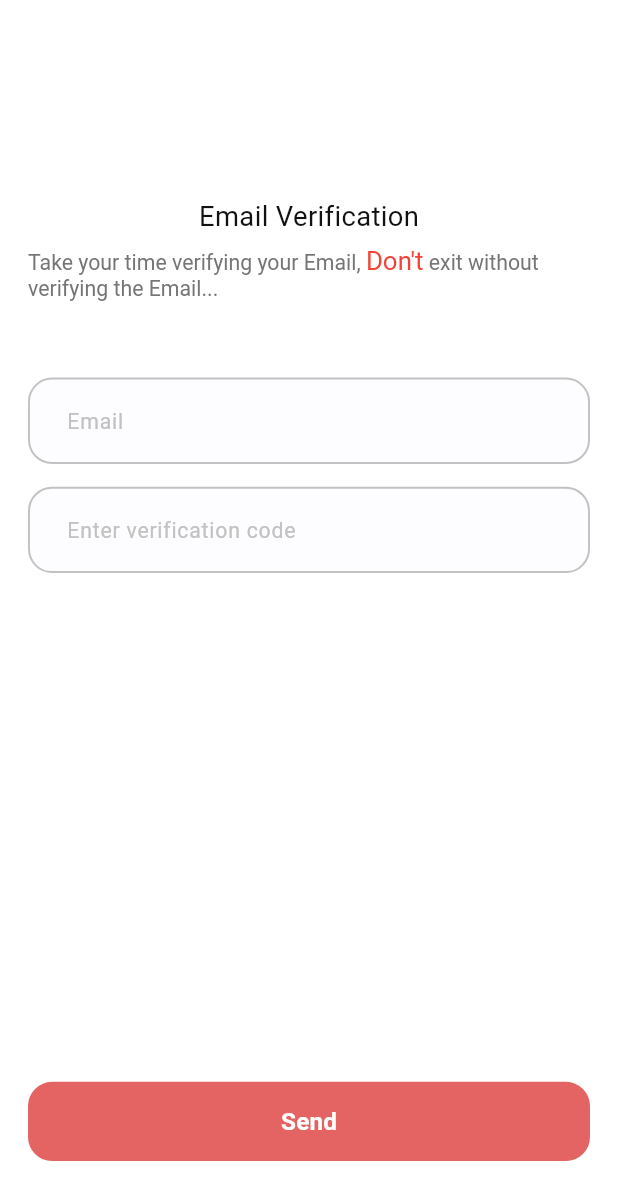
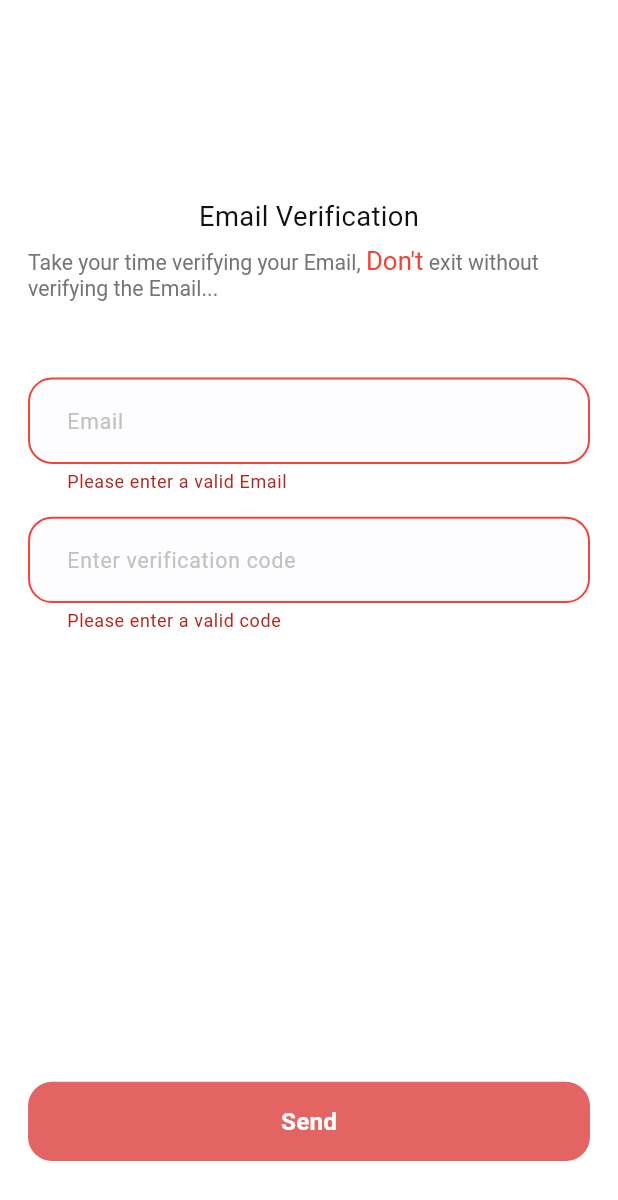
Before and after one commit to AhmedRamy20/MedCare_grad, a Flutter app: the EmailVerificationScreen screen opened by its route, after a tap on "Send", on a phone screen of 412 x 824 dp. Shown: the top 1200 px of the screen. Run offline on Flutter 3.47's test engine with Material 3 defaults, Android fonts, the phone set to English and light mode, and no system bars; our stand-ins replace bubble, carousel_slider, curved_navigation_bar, dio, flutter_bloc, flutter_screenutil and 4 more; accounts and stored records are empty.

Commit message:
email verification

```diff
--- a/lib/core/networking/endpoints.dart
+++ b/lib/core/networking/endpoints.dart
@@ -2,6 +2,7 @@ class EndPoints {
   static String baseUrl = "http://DawayaHealthCare.somee.com/";
   static String signIn = "api/Account/Login";
   static String signUp = "api/Account/Register";
+  static String verifyEmail = "api/Account/Verify-Email";
 }
 
 class ApiKey {
@@ -9,6 +10,7 @@ class ApiKey {
   static String errorMessage = "message";
   static String email = "email";
   static String password = "password";
+  static String verificationCode = "verificationCode";
   // static String name = "displayName";
   static String name = "unique_name";
   static String displayName = "displayName";
--- a/lib/core/routing/app_router.dart
+++ b/lib/core/routing/app_router.dart
@@ -15,6 +15,7 @@ import 'package:medical_app/features/login/ui/login_screen.dart';
 import 'package:medical_app/features/onboarding/onboarding_screens.dart';
 import 'package:medical_app/features/sign_up/logic/cubit/sign_up_cubit.dart';
 import 'package:medical_app/features/sign_up/ui/sign_up_screen.dart';
+import 'package:medical_app/features/verify_email/logic/cubit/verify_email_cubit.dart';
 import 'package:medical_app/features/verify_email/ui/email_verification_screen.dart';
 
 class AppRouter {
@@ -48,7 +49,10 @@ class AppRouter {
         );
       case Routes.emailVerification:
         return MaterialPageRoute(
-          builder: (_) => const EmailVerificationScreen(),
+          builder: (_) => BlocProvider<VerifyEmailCubit>(
+            create: (context) => VerifyEmailCubit(), //! DioConsumer(dio: Dio())
+            child: const EmailVerificationScreen(),
+          ),
         );
       case Routes.otpScreen:
         return MaterialPageRoute(
--- /dev/null
+++ b/lib/features/verify_email/logic/cubit/verify_email_cubit.dart
@@ -0,0 +1,54 @@
+import 'package:dio/dio.dart';
+import 'package:flutter/material.dart';
+import 'package:flutter_bloc/flutter_bloc.dart';
+
+import 'package:medical_app/features/verify_email/logic/cubit/verify_email_state.dart';
+
+class VerifyEmailCubit extends Cubit<VerifyEmailState> {
+  VerifyEmailCubit() : super(VerifyEmailInitial());
+
+  // final ApiConsumer api;
+  final Dio dio = Dio();
+
+  //verification email controller
+  TextEditingController verifyEmail = TextEditingController();
+  //verification Code controller
+  TextEditingController verificationCode = TextEditingController();
+  //verification email form controller
+  GlobalKey<FormState> verifyKey = GlobalKey();
+
+  //* Login request
+  verifyEmailRequest() async {
+    try {
+      final response = await dio.post(
+        "http://DawayaHealthCare.somee.com/api/Account/Verify-Email",
+        data: {
+          "email": verifyEmail.text,
+          "verificationCode": verificationCode.text,
+        },
+      );
+
+      if (response.data == "Email Verification") {
+        emit(VerifyEmailSuccess());
+      } else {
+        emit(VerifyEmailFailure(errorMsg: "Failed to verify email"));
+      }
+    } on DioError catch (e) {
+      if (e.response != null) {
+        print('Server responded with ${e.response!.statusCode}');
+        print('Response data: ${e.response!.data}');
+        emit(VerifyEmailFailure(
+            errorMsg: "${e.response!.data}")); //Failed to verify email:
+      } else {
+        print('Network error: ${e.message}');
+        emit(VerifyEmailFailure(
+            errorMsg: "Failed to verify email: Network error"));
+        // emit(VerifyEmailSuccess());
+      }
+    } catch (e) {
+      print('Error: $e');
+      emit(VerifyEmailFailure(
+          errorMsg: "Failed to verify email: Unexpected error"));
+    }
+  }
+}
--- /dev/null
+++ b/lib/features/verify_email/logic/cubit/verify_email_state.dart
@@ -0,0 +1,13 @@
+class VerifyEmailState {}
+
+final class VerifyEmailInitial extends VerifyEmailState {}
+
+final class VerifyEmailSuccess extends VerifyEmailState {}
+
+final class VerifyEmailLoading extends VerifyEmailState {}
+
+final class VerifyEmailFailure extends VerifyEmailState {
+  final String errorMsg;
+
+  VerifyEmailFailure({required this.errorMsg});
+}
--- a/lib/features/verify_email/ui/email_verification_screen.dart
+++ b/lib/features/verify_email/ui/email_verification_screen.dart
@@ -1,9 +1,15 @@
 import 'package:flutter/material.dart';
+import 'package:flutter_bloc/flutter_bloc.dart';
 import 'package:flutter_screenutil/flutter_screenutil.dart';
+import 'package:medical_app/core/helpers/extensions.dart';
 import 'package:medical_app/core/helpers/spacing.dart';
+import 'package:medical_app/core/routing/routes.dart';
+import 'package:medical_app/core/theming/colors.dart';
 import 'package:medical_app/core/theming/styles.dart';
 import 'package:medical_app/core/widgets/general_text_form_feild.dart';
 import 'package:medical_app/core/widgets/med_app_generic_button.dart';
+import 'package:medical_app/features/verify_email/logic/cubit/verify_email_cubit.dart';
+import 'package:medical_app/features/verify_email/logic/cubit/verify_email_state.dart';
 
 class EmailVerificationScreen extends StatefulWidget {
   const EmailVerificationScreen({super.key});
@@ -18,10 +24,56 @@ class _EmailVerificationScreenState extends State<EmailVerificationScreen> {
   Widget build(BuildContext context) {
     return Scaffold(
       body: SafeArea(
-        child: Padding(
+        child: BlocConsumer<VerifyEmailCubit, VerifyEmailState>(
+          listener: (context, state) {
+            if (state is VerifyEmailFailure) {
+              // ScaffoldMessenger.of(context).showSnackBar(
+              //   SnackBar(
+              //     content: Text(state.errorMsg),
+              //     backgroundColor: const Color.fromARGB(255, 26, 21, 21),
+              //   ),
+              // );
+              //* Message when failure
+              showDialog(
+                context: context,
+                builder: (context) => AlertDialog(
+                  title: const Text(
+                    "Email or Code not right..",
+                    style: TextStyle(fontSize: 20),
+                  ),
+                  content: Text(state.errorMsg),
+                  actions: [
+                    TextButton(
+                      onPressed: () {
+                        context.pop();
+                      },
+                      child: const Text(
+                        "Got it",
+                        style: TextStyle(
+                          color: ColorsProvider.primaryBink,
+                          fontSize: 18,
+                        ),
+                      ),
+                    ),
+                  ],
+                ),
+              );
+            } else if (state is VerifyEmailSuccess) {
+              // ScaffoldMessenger.of(context).showSnackBar(
+              //   const SnackBar(
+              //     content: Text("Success :)"),
+              //   ),
+              // );
+              //* When success
+              context.pushReplacementNamed(Routes.loginScreen);
+            }
+          },
+          builder: (context, state) {
+            return Padding(
               padding: EdgeInsets.only(top: 130.h, left: 17.w, right: 17.w),
+              child: Form(
+                key: context.read<VerifyEmailCubit>().verifyKey,
                 child: Column(
-            // mainAxisAlignment: MainAxisAlignment.center,
                   children: [
                     Text(
                       "Email Verification",
@@ -35,7 +87,8 @@ class _EmailVerificationScreenState extends State<EmailVerificationScreen> {
                       child: RichText(
                         textAlign: TextAlign.start,
                         text: TextSpan(
-                    style: TextStyle(color: Colors.black, fontSize: 14.sp),
+                          style:
+                              TextStyle(color: Colors.black, fontSize: 14.sp),
                           children: [
                             TextSpan(
                               text: "Take your time verifying your Email, ",
@@ -64,6 +117,7 @@ class _EmailVerificationScreenState extends State<EmailVerificationScreen> {
                           return 'Please enter a valid Email';
                         }
                       },
+                      controller: context.read<VerifyEmailCubit>().verifyEmail,
                     ),
                     verticalSpace(15),
                     MyTextFormFeild(
@@ -73,21 +127,40 @@ class _EmailVerificationScreenState extends State<EmailVerificationScreen> {
                           return 'Please enter a valid code';
                         }
                       },
+                      controller:
+                          context.read<VerifyEmailCubit>().verificationCode,
                     ),
 
                     // verticalSpace(20),
                     const Spacer(),
-              Padding(
+                    state is VerifyEmailLoading
+                        ? const CircularProgressIndicator(
+                            color: ColorsProvider.primaryBink,
+                          )
+                        : Padding(
                             padding: const EdgeInsets.only(bottom: 50),
                             child: MedAppButton(
                               buttonText: 'Send',
                               textStyle: TextStyles.font16WhiteSemiBold,
-                  onPressed: () {},
+                              onPressed: () {
+                                if (context
+                                    .read<VerifyEmailCubit>()
+                                    .verifyKey
+                                    .currentState!
+                                    .validate()) {
+                                  context
+                                      .read<VerifyEmailCubit>()
+                                      .verifyEmailRequest();
+                                }
+                              },
                             ),
                           ),
                   ],
                 ),
               ),
+            );
+          },
+        ),
       ),
     );
   }
```
Also changed, not shown: lib/features/login/ui/widgets/has_account.dart (line endings or trailing spaces). Lines whose indentation alone changed are shown as unchanged.
